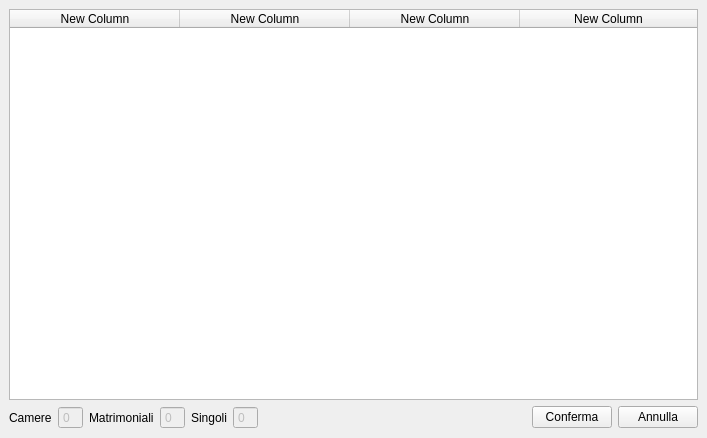
Qt form ui/scelta_camere_prenotazione.ui (Raccispini/Progetto-Hotel) before a commit.
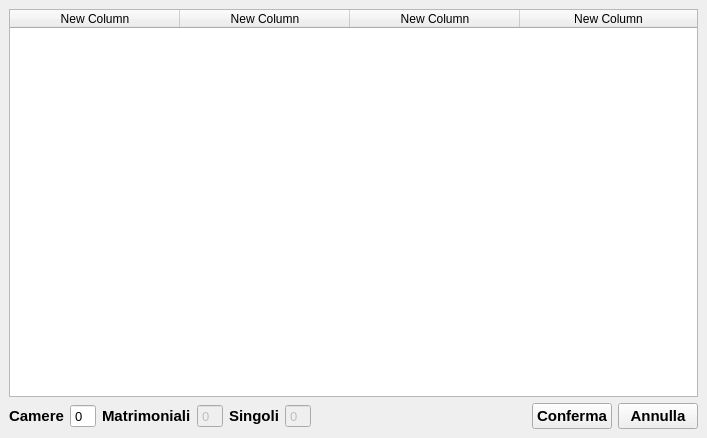
The same form after that commit.

Patch:
```diff
--- a/ui/scelta_camere_prenotazione.ui
+++ b/ui/scelta_camere_prenotazione.ui
@@ -70,6 +70,14 @@
      <layout class="QHBoxLayout" name="horizontalLayout_2">
       <item>
        <widget class="QLabel" name="label">
+        <property name="font">
+         <font>
+          <family>Arial</family>
+          <pointsize>11</pointsize>
+          <weight>75</weight>
+          <bold>true</bold>
+         </font>
+        </property>
         <property name="text">
          <string>Camere</string>
         </property>
@@ -78,7 +86,13 @@
       <item>
        <widget class="QSpinBox" name="spinBox_camere">
         <property name="enabled">
-         <bool>false</bool>
+         <bool>true</bool>
+        </property>
+        <property name="font">
+         <font>
+          <family>Arial</family>
+          <pointsize>10</pointsize>
+         </font>
         </property>
         <property name="buttonSymbols">
          <enum>QAbstractSpinBox::NoButtons</enum>
@@ -87,6 +101,14 @@
       </item>
       <item>
        <widget class="QLabel" name="label_2">
+        <property name="font">
+         <font>
+          <family>Arial</family>
+          <pointsize>11</pointsize>
+          <weight>75</weight>
+          <bold>true</bold>
+         </font>
+        </property>
         <property name="text">
          <string>Matrimoniali</string>
         </property>
@@ -97,6 +119,12 @@
         <property name="enabled">
          <bool>false</bool>
         </property>
+        <property name="font">
+         <font>
+          <family>Arial</family>
+          <pointsize>10</pointsize>
+         </font>
+        </property>
         <property name="buttonSymbols">
          <enum>QAbstractSpinBox::NoButtons</enum>
         </property>
@@ -104,6 +132,14 @@
       </item>
       <item>
        <widget class="QLabel" name="label_3">
+        <property name="font">
+         <font>
+          <family>Arial</family>
+          <pointsize>11</pointsize>
+          <weight>75</weight>
+          <bold>true</bold>
+         </font>
+        </property>
         <property name="text">
          <string>Singoli</string>
         </property>
@@ -114,6 +150,12 @@
         <property name="enabled">
          <bool>false</bool>
         </property>
+        <property name="font">
+         <font>
+          <family>Arial</family>
+          <pointsize>10</pointsize>
+         </font>
+        </property>
         <property name="buttonSymbols">
          <enum>QAbstractSpinBox::NoButtons</enum>
         </property>
@@ -140,6 +182,14 @@
           <verstretch>0</verstretch>
          </sizepolicy>
         </property>
+        <property name="font">
+         <font>
+          <family>Arial</family>
+          <pointsize>11</pointsize>
+          <weight>75</weight>
+          <bold>true</bold>
+         </font>
+        </property>
         <property name="text">
          <string>Conferma</string>
         </property>
@@ -153,6 +203,14 @@
           <verstretch>0</verstretch>
          </sizepolicy>
         </property>
+        <property name="font">
+         <font>
+          <family>Arial</family>
+          <pointsize>11</pointsize>
+          <weight>75</weight>
+          <bold>true</bold>
+         </font>
+        </property>
         <property name="text">
          <string>Annulla</string>
         </property>
```
